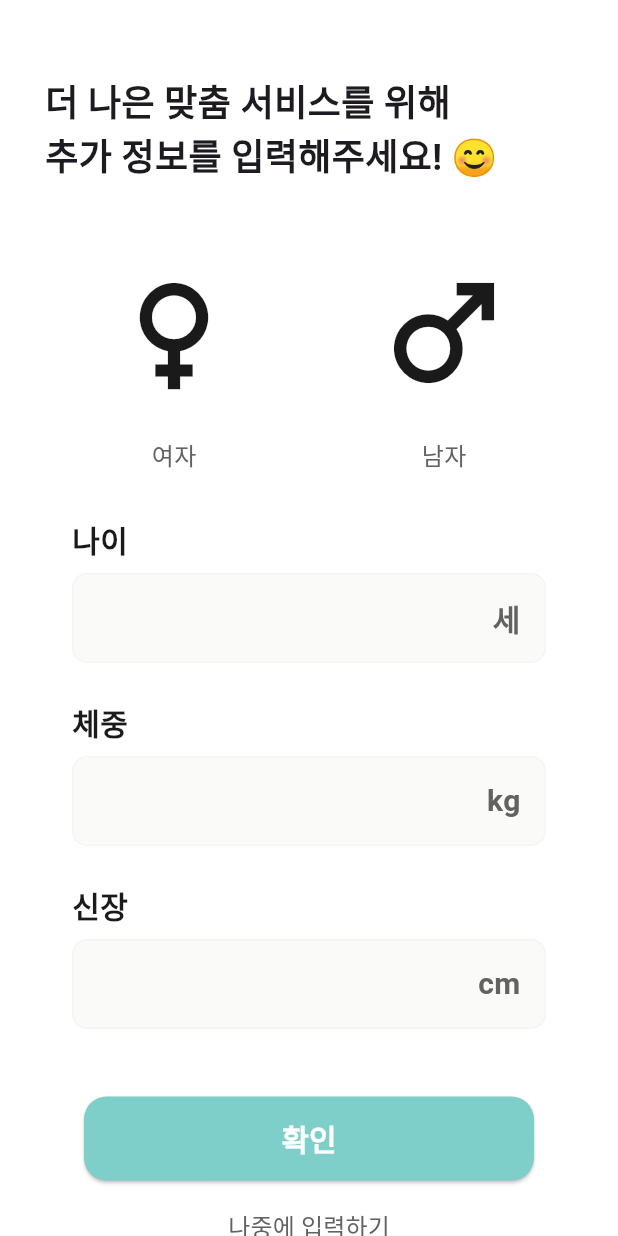
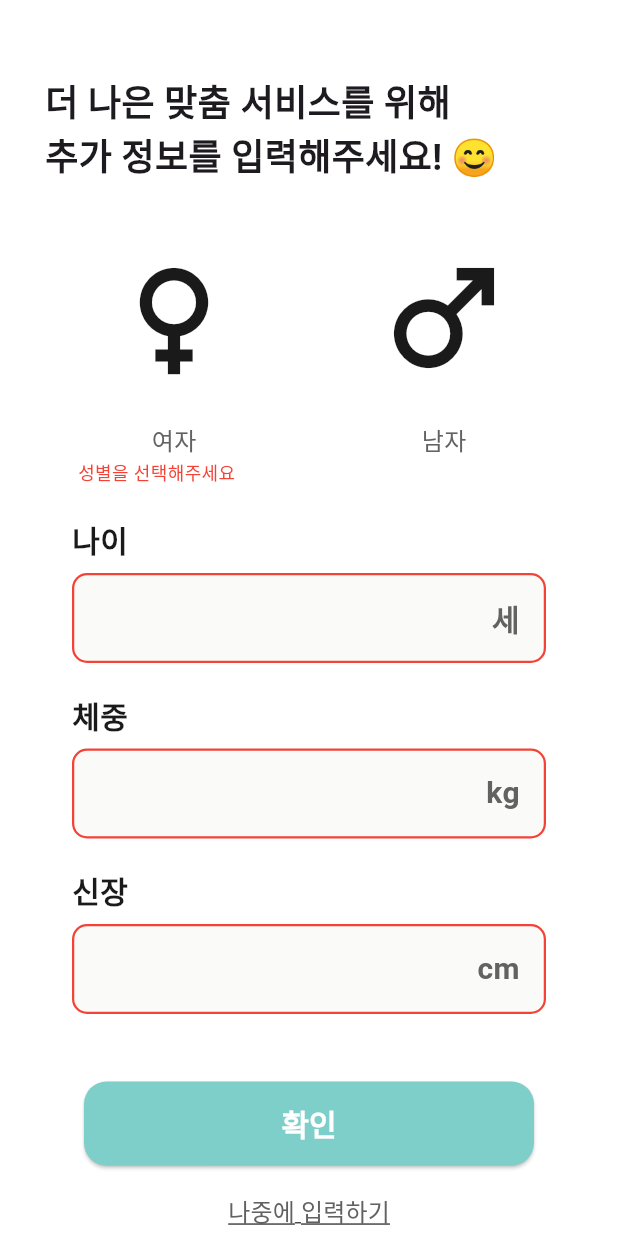
Before and after one commit to yogaplay/prana, a Flutter app: the SignupScreen screen opened by its route, after a tap on "확인", on a phone screen of 412 x 824 dp. Run offline on Flutter 3.47's test engine with Material 3 defaults, Android fonts, the phone set to English and light mode, and no system bars; our stand-ins replace dio, flutter_dotenv, flutter_riverpod, flutter_secure_storage, go_router; missing offline and left inert: kakao_flutter_sdk_user; accounts and stored records are empty; Roboto replaces fonts that are missing (Pretendard).

Commit message:
[FE/FEAT] 모든 항목 입력할 수 있도록 경고 기능 추가 (#25)

```diff
--- a/frontend/lib/features/auth/screens/signup_screen.dart
+++ b/frontend/lib/features/auth/screens/signup_screen.dart
@@ -19,6 +19,8 @@ class _SignupScreenState extends ConsumerState<SignupScreen> {
   int? age;
   int? weight;
   int? height;
+
+  bool _attemptedSubmit = false;
 
   void _onGenderSelected(String gender) {
     setState(() {
@@ -45,11 +47,20 @@ class _SignupScreenState extends ConsumerState<SignupScreen> {
   }
 
   Future<void> _onSignup() async {
+    setState(() {
+      _attemptedSubmit = true;
+    });
+
     if (selectedGender.isEmpty ||
         age == null ||
         weight == null ||
         height == null) {
-      print("모든 정보가 입력되지 않음");
+      // 스크롤을 맨 위로 올려서 모든 오류를 볼 수 있게 함
+      ScrollController().animateTo(
+        0,
+        duration: Duration(milliseconds: 300),
+        curve: Curves.easeOut,
+      );
       return;
     }
 
@@ -89,34 +100,55 @@ class _SignupScreenState extends ConsumerState<SignupScreen> {
                   ),
                 ),
               ),
-              SizedBox(height: 30),
+              SizedBox(height: 20),
+
+              // 성별 선택 영역 (라벨 없음)
               GenderSelectionWidget(
                 selectedGender: selectedGender,
                 onGenderSelected: _onGenderSelected,
               ),
-              SizedBox(height: 30),
+              // 고정된 높이의 오류 메시지 컨테이너
+              Container(
+                height: 20, // 고정 높이
+                padding: const EdgeInsets.only(left: 32.0),
+                alignment: Alignment.centerLeft,
+                child:
+                    _attemptedSubmit && selectedGender.isEmpty
+                        ? Text(
+                          '성별을 선택해주세요',
+                          style: TextStyle(fontSize: 12, color: Colors.red),
+                        )
+                        : null, // 오류가 없을 때는 빈 공간 유지
+              ),
+
+              SizedBox(height: 20),
+
+              // 나이, 체중, 신장 입력 필드
               InfoWheelField(
                 label: '나이',
                 unit: '세',
                 minValue: 1,
                 maxValue: 100,
                 onChange: _onAgeChanged,
+                showError: _attemptedSubmit && age == null,
               ),
-              SizedBox(height: 25),
+              SizedBox(height: 20),
               InfoWheelField(
                 label: '체중',
                 unit: 'kg',
                 minValue: 30,
                 maxValue: 150,
                 onChange: _onWeightChanged,
+                showError: _attemptedSubmit && weight == null,
               ),
-              SizedBox(height: 25),
+              SizedBox(height: 20),
               InfoWheelField(
                 label: '신장',
                 unit: 'cm',
                 minValue: 140,
                 maxValue: 220,
                 onChange: _onHeightChanged,
+                showError: _attemptedSubmit && height == null,
               ),
               SizedBox(height: 45),
 
@@ -135,6 +167,7 @@ class _SignupScreenState extends ConsumerState<SignupScreen> {
                   ),
                 ),
               ),
+              SizedBox(height: 20),
             ],
           ),
         ),
--- a/frontend/lib/features/auth/widgets/info_wheel_field.dart
+++ b/frontend/lib/features/auth/widgets/info_wheel_field.dart
@@ -8,6 +8,8 @@ class InfoWheelField extends StatefulWidget {
   final int minValue;
   final int maxValue;
   final Function(int) onChange;
+  final int? defaultValue;
+  final bool showError;
 
   const InfoWheelField({
     super.key,
@@ -16,6 +18,8 @@ class InfoWheelField extends StatefulWidget {
     required this.minValue,
     required this.maxValue,
     required this.onChange,
+    this.defaultValue,
+    this.showError = false,
   });
 
   @override
@@ -50,7 +54,10 @@ class _InfoWheelFieldState extends State<InfoWheelField> {
               decoration: BoxDecoration(
                 color: AppColors.boxWhite,
                 borderRadius: BorderRadius.circular(10.0),
-                border: Border.all(color: Color(0xFFF4F4F4), width: 1.0),
+                border: Border.all(
+                  color: widget.showError ? Colors.red : Color(0xFFF4F4F4),
+                  width: widget.showError ? 1.5 : 1.0,
+                ),
               ),
               padding: EdgeInsets.symmetric(horizontal: 16.0),
               child: Row(
@@ -81,12 +88,14 @@ class _InfoWheelFieldState extends State<InfoWheelField> {
               ),
             ),
           ),
+          // 오류 메시지 제거
         ],
       ),
     );
   }
 
   void _showNumberPicker(BuildContext context) {
+    // 선택된 값 또는 지정된 기본값 또는 최소값 사용
     int currentValue = selectedValue ?? widget.minValue;
 
     showModalBottomSheet(
@@ -101,7 +110,7 @@ class _InfoWheelFieldState extends State<InfoWheelField> {
           builder: (context, setState) {
             return Container(
               padding: const EdgeInsets.all(16),
-              height: MediaQuery.of(context).size.height * 0.4,
+              height: MediaQuery.of(context).size.height * 0.4, // 화면 높이의 40%
               child: Column(
                 children: [
                   // 상단 바
```
